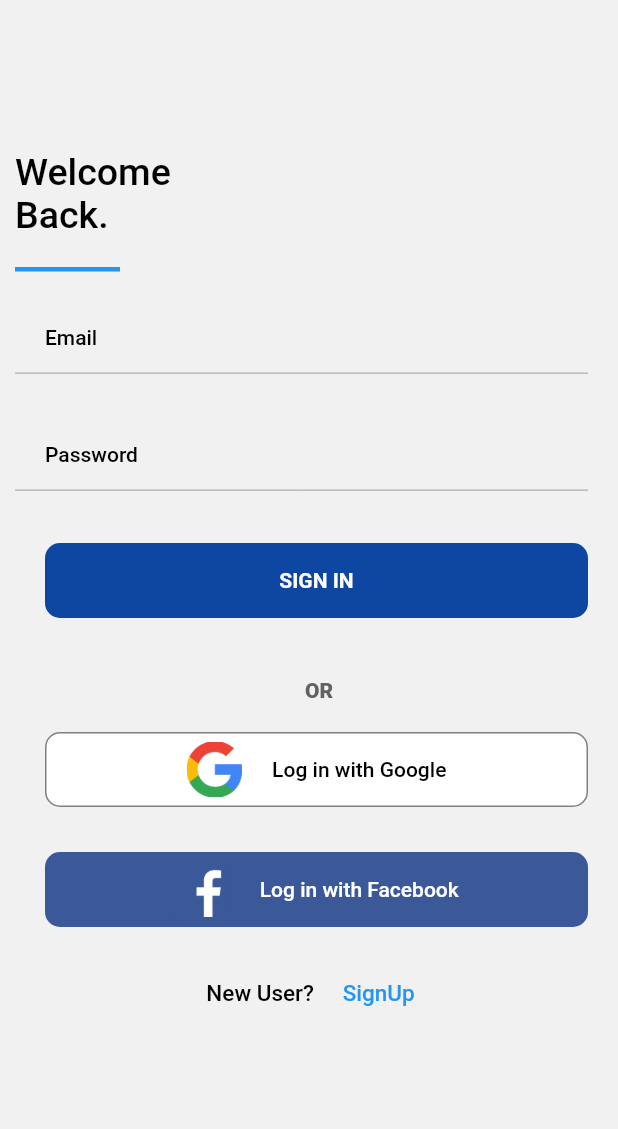
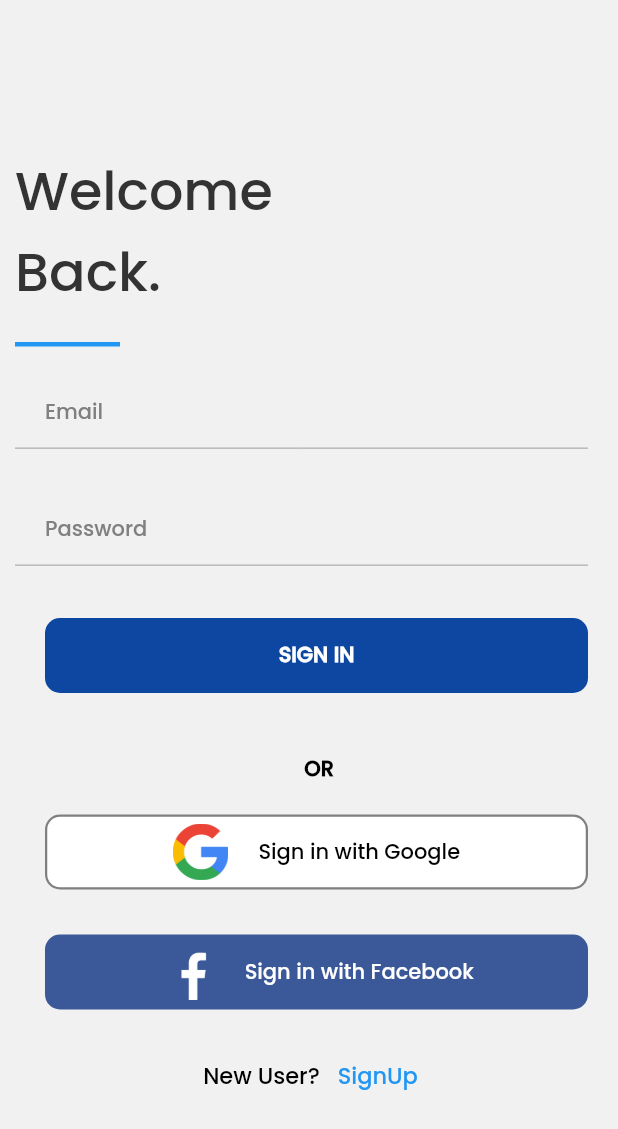
Before and after one commit to Deepakflyweis/anurag_app, a Flutter app: the screen it shows after launch, after a tap on "Sign in", on a phone screen of 412 x 824 dp. Shown: the top 1129 px of the screen. Run offline on Flutter 3.47's test engine with Material 2 defaults, Android fonts, the phone set to English and light mode, and no system bars; our stand-ins replace calendar_timeline, dotted_border, dotted_line, flutter_slidable, flutter_spinkit, fluttertoast and 3 more.

Commit message:
changes  ui

```diff
--- a/lib/main.dart
+++ b/lib/main.dart
@@ -17,6 +17,7 @@ class MyApp extends StatelessWidget {
       title: 'anurag_app',
       debugShowCheckedModeBanner: false,
       theme: ThemeData(
+        fontFamily: 'Poppins',
         primarySwatch: Colors.blue,
       ),
       home: LoginMobileScreen(),
--- a/lib/view/user/login_gmail_page.dart
+++ b/lib/view/user/login_gmail_page.dart
@@ -26,8 +26,9 @@ class LoginGmail extends StatelessWidget {
                       """Welcome
 Back.""",
                       style: TextStyle(
-                        fontSize: 25,
-                        color: blackColor,
+                        fontSize: 36,
+                        color: Color(0xff333333),
+                        fontFamily: 'Poppins',
                         fontWeight: FontWeight.w500,
                       ),
                     ),
@@ -60,7 +61,7 @@ Back.""",
                                     BorderSide(color: greyColor, width: 0.5)),
                             contentPadding: EdgeInsets.only(left: 20.0),
                             hintText: 'Email',
-                            hintStyle: black14MediumTextStyle,
+                            hintStyle: grey14RegularTextStyle,
                             border: InputBorder.none,
                           ),
                         ),
@@ -87,7 +88,7 @@ Back.""",
                                     BorderSide(color: greyColor, width: 0.5)),
                             contentPadding: EdgeInsets.only(left: 20.0),
                             hintText: 'Password',
-                            hintStyle: black14MediumTextStyle,
+                            hintStyle: grey14MediumTextStyle,
                             border: InputBorder.none,
                           ),
                         ),
@@ -125,20 +126,20 @@ Back.""",
                         ),
                       ),
                     ),
-                    SizedBox(
+                    const SizedBox(
                       height: 40,
                     ),
-                    Center(
+                    const Center(
                       child: Text(
                         """ OR""",
                         style: TextStyle(
                           fontSize: 14,
-                          color: Colors.grey.shade700,
+                          color: Colors.black,
                           fontWeight: FontWeight.w900,
                         ),
                       ),
                     ),
-                    SizedBox(
+                    const SizedBox(
                       height: 20,
                     ),
                     Padding(
@@ -152,6 +153,7 @@ Back.""",
                           borderRadius: BorderRadius.circular(10.0),
                           border: Border.all(
                             color: greyColor,
+                            width: 1.5
                           ),
                           color: whiteColor,
                         ),
@@ -167,7 +169,7 @@ Back.""",
                             ),
                             width20Space,
                             Text(
-                              'Log in with Google',
+                              'Sign in with Google',
                               style: black14MediumTextStyle,
                             ),
                           ],
@@ -198,7 +200,7 @@ Back.""",
                             ),
                             width20Space,
                             Text(
-                              'Log in with Facebook',
+                              'Sign in with Facebook',
                               style: white14MediumTextStyle,
                             ),
                           ],
@@ -223,7 +225,7 @@ Back.""",
                               Get.to(() => Register());
                             },
                             child: const Text(
-                              """   SignUp""",
+                              """ SignUp""",
                               style: TextStyle(
                                 fontSize: 15,
                                 color: Colors.blue,
--- a/lib/view/user/login_mobile.dart
+++ b/lib/view/user/login_mobile.dart
@@ -58,40 +58,75 @@ class _LoginMobileScreenState extends State<LoginMobileScreen> {
                 ),
                 SizedBox(height: 50.0),
                 Text(
-                  'Signin with phone number',
-                  style: grey14BoldTextStyle,
+                  'Sign in with phone number',
+                  style: black14MediumTextStyle,
                 ),
                 Padding(
                   padding: EdgeInsets.all(20.0),
                   child: Container(
-                    padding: EdgeInsets.only(left: fixPadding * 2.0),
+
                     decoration: BoxDecoration(
                       color: whiteColor,
                       borderRadius: BorderRadius.circular(10.0),
                       boxShadow: [
                         BoxShadow(
-                          blurRadius: 4.0,
-                          spreadRadius: 1.0,
-                          color: blackColor.withOpacity(0.25),
+                          blurRadius: 2.0,
+                          spreadRadius: 2.0,
+                          color:  Colors.grey.shade300,
                         ),
                       ],
                     ),
-                    child: InternationalPhoneNumberInput(
-                      onInputChanged: (value) {},
-                      textStyle: black14RegularTextStyle,
-                      //autoValidate: false,
-                      selectorTextStyle: black16MediumTextStyle,
-                      initialValue: number,
-                      textFieldController: controller,
-                      inputBorder: InputBorder.none,
-                      inputDecoration: InputDecoration(
-                        //contentPadding: EdgeInsets.only(left: 0.0),
-                        hintText: 'Phone Number',
-                        hintStyle: black14RegularTextStyle,
-                        border: InputBorder.none,
-                      ),
-                      //selectorType: PhoneInputSelectorType.DIALOG,
-                    ),
+                    child:
+                     TextFormField(
+                       keyboardType: TextInputType.number,
+                        validator: (value) {
+                          if (value!.isEmpty) {
+                            return 'Field can\'t be empty';
+                          }
+                          return null;
+                        },
+                       decoration: InputDecoration(
+                         contentPadding: EdgeInsets.all(12),
+                         hintText: "Phone Number",
+                         border: InputBorder.none,
+                         hintStyle: TextStyle(
+                           color: Colors.grey.shade400,fontWeight: FontWeight.bold),
+                         prefixIcon: Row(
+                          mainAxisSize: MainAxisSize.min,
+                        children: [
+                         width5Space,
+                          CircleAvatar(radius: 18,
+                          backgroundColor: whiteColor,
+                           child: Image.asset("assets/images/ind.png"),
+                          ),
+                          width5Space,
+                          Text(" +91   ",style: black16MediumTextStyle,)
+                             ],
+                                         ),
+                     ),
+                     )
+
+                    // InternationalPhoneNumberInput(
+                    //   onInputChanged: (value) {},
+                    //   textStyle: black14RegularTextStyle,
+                    //   //autoValidate: false,
+                    //   selectorTextStyle: black16MediumTextStyle,
+                    //   spaceBetweenSelectorAndTextField: 1,
+                    //   initialValue: number,
+                    //   selectorConfig: SelectorConfig(
+                    //     showFlags: true,
+                    //      setSelectorButtonAsPrefixIcon: false,
+                    //   ),
+                    //   textFieldController: controller,
+                    //   inputBorder: InputBorder.none,
+                    //   inputDecoration: InputDecoration(
+                    //     //contentPadding: EdgeInsets.only(left: 0.0),
+                    //     hintText: 'Phone Number',
+                    //     hintStyle: black14RegularTextStyle,
+                    //     border: InputBorder.none,
+                    //   ),
+                    //   //selectorType: PhoneInputSelectorType.DIALOG,
+                    // ),
                   ),
                 ),
                 heightSpace,
@@ -111,7 +146,7 @@ class _LoginMobileScreenState extends State<LoginMobileScreen> {
                     borderRadius: BorderRadius.circular(10.0),
                     child: Container(
                       width: double.infinity,
-                      height: 40.0,
+                      height: 45.0,
                       alignment: Alignment.center,
                       decoration: BoxDecoration(
                         borderRadius: BorderRadius.circular(10.0),
@@ -140,7 +175,7 @@ class _LoginMobileScreenState extends State<LoginMobileScreen> {
                     alignment: Alignment.center,
                     decoration: BoxDecoration(
                       borderRadius: BorderRadius.circular(10.0),
-                      border: Border.all(color: greyColor),
+                      border: Border.all(color: greyColor,width: 1.5),
                       color: whiteColor,
                     ),
                     child: Row(
@@ -155,7 +190,7 @@ class _LoginMobileScreenState extends State<LoginMobileScreen> {
                         ),
                         width20Space,
                         Text(
-                          'Log in with Google',
+                          'Sign in with Google',
                           style: black14MediumTextStyle,
                         ),
                       ],
@@ -188,7 +223,7 @@ class _LoginMobileScreenState extends State<LoginMobileScreen> {
                         ),
                         width20Space,
                         Text(
-                          'Log in with Facebook',
+                          'Sign in with Facebook',
                           style: white14MediumTextStyle,
                         ),
                       ],
@@ -202,7 +237,7 @@ class _LoginMobileScreenState extends State<LoginMobileScreen> {
                         mainAxisAlignment: MainAxisAlignment.center,
                         children: [
                           const Text(
-                           "Already have an account? ",
+                           "Already have an account?",
                             style: TextStyle(
                               fontSize: 15,
                               color: blackColor,
@@ -211,11 +246,10 @@ class _LoginMobileScreenState extends State<LoginMobileScreen> {
                           ),
                           TextButton(
                             onPressed: () {
-
                                   Get.to(() => LoginGmail());
                             },
                             child: const Text(
-                              """ Sign in""",
+                              """Sign in""",
                               style: TextStyle(
                                 fontSize: 15,
                                 color: Colors.blue,
--- a/lib/widget/column_builder.dart
+++ b/lib/widget/column_builder.dart
@@ -23,8 +23,8 @@ class ColumnBuilder extends StatelessWidget {
 
 	@override
 	Widget build(BuildContext context) {
-		return new Column(
-			children: new List.generate(this.itemCount,
+		return   Column(
+			children: List.generate(this.itemCount,
 					(index) => this.itemBuilder(context, index)).toList(),
 		);
 	}
```
Also changed, not shown: lib/utils/utility.dart (+42 -26 lines), lib/view/home/menu_screen/homepage.dart (+41 -52 lines), lib/view/user/otp_screen.dart (+15 -15 lines), lib/view/user/register.dart (+42 -26 lines), pubspec.yaml (+6 -6 lines), assets/fonts/Poppins-Medium.ttf (added), assets/images/ind.png (added).
